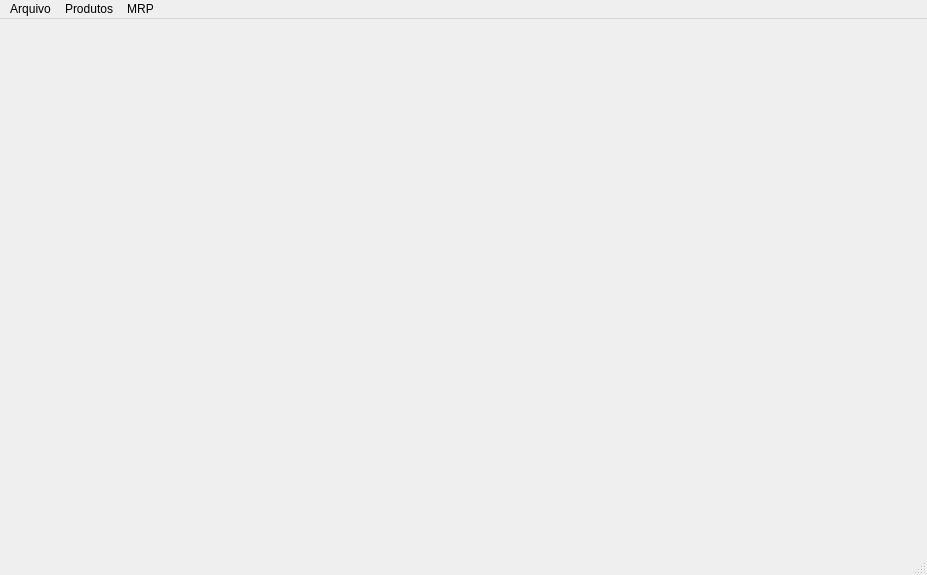
Qt form main.ui (gustavo-moura/MRPSystem) before a commit.
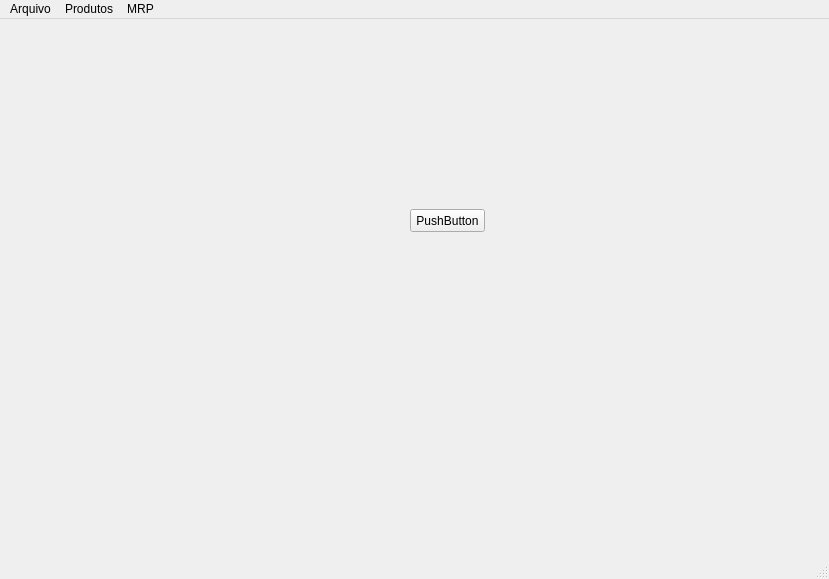
The same form after that commit.

What changed in the file:
```diff
--- a/main.ui
+++ b/main.ui
@@ -6,20 +6,50 @@
    <rect>
     <x>0</x>
     <y>0</y>
-    <width>927</width>
-    <height>575</height>
+    <width>829</width>
+    <height>579</height>
    </rect>
   </property>
   <property name="windowTitle">
    <string>MRP Systema</string>
   </property>
-  <widget class="QWidget" name="centralwidget"/>
+  <widget class="QWidget" name="centralwidget">
+   <widget class="QStackedWidget" name="stackedWidget">
+    <property name="geometry">
+     <rect>
+      <x>0</x>
+      <y>0</y>
+      <width>821</width>
+      <height>581</height>
+     </rect>
+    </property>
+    <property name="currentIndex">
+     <number>0</number>
+    </property>
+    <widget class="QWidget" name="page">
+     <widget class="QPushButton" name="pushButton">
+      <property name="geometry">
+       <rect>
+        <x>410</x>
+        <y>190</y>
+        <width>75</width>
+        <height>23</height>
+       </rect>
+      </property>
+      <property name="text">
+       <string>PushButton</string>
+      </property>
+     </widget>
+    </widget>
+    <widget class="QWidget" name="page_2"/>
+   </widget>
+  </widget>
   <widget class="QMenuBar" name="menubar">
    <property name="geometry">
     <rect>
      <x>0</x>
      <y>0</y>
-     <width>927</width>
+     <width>829</width>
      <height>21</height>
     </rect>
    </property>
```
Left out of the diff: 2 changed lines with no effect on the pictures.
